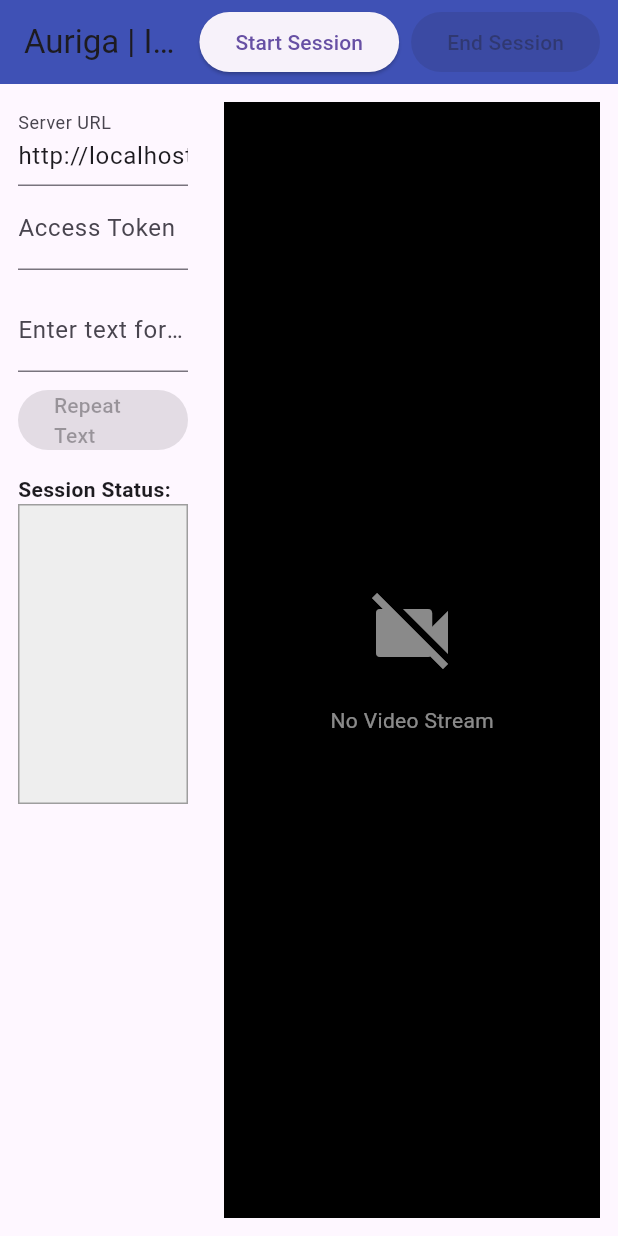
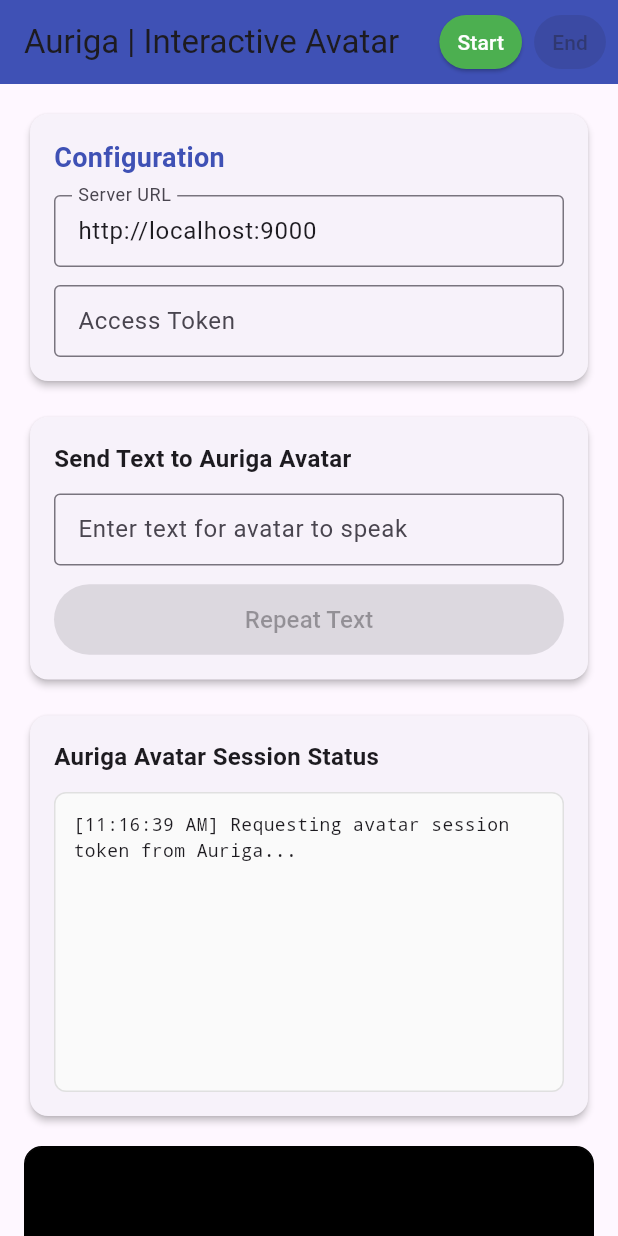
Before and after one commit to sc-saumis/FlutterIosApp, a Flutter app: the screen it shows after launch, on a phone screen of 412 x 824 dp. Run offline on Flutter 3.47's test engine with Material 3 defaults, Android fonts, the phone set to English and light mode, and no system bars; our stand-ins replace webview_flutter; missing offline and left inert: livekit_client.

Commit message:
main.dart is updated for css.

```diff
--- a/lib/main.dart
+++ b/lib/main.dart
@@ -1,23 +1,3 @@
-// import 'package:flutter/material.dart';
-// import 'auriga_screen.dart';
-
-// void main() {
-//   runApp(const AurigaDemoApp());
-// }
-
-// class AurigaDemoApp extends StatelessWidget {
-//   const AurigaDemoApp({super.key});
-
-//   @override
-//   Widget build(BuildContext context) {
-//     return MaterialApp(
-//       debugShowCheckedModeBanner: false,
-//       title: 'Auriga Host App',
-//       home: const AurigaScreen(),
-//     );
-//   }
-// }
-
 import 'dart:convert';
 import 'package:flutter/material.dart';
 import 'package:http/http.dart' as http;
@@ -77,7 +57,7 @@ class _AvatarScreenState extends State<AvatarScreen> {
 
   Future<void> _getSessionToken() async {
     try {
-      _updateStatus("Getting session token...");
+      _updateStatus("Requesting avatar session token from Auriga...");
       final res = await http.post(
         Uri.parse("${serverUrlCtrl.text}/avatar/generate-session-token"),
         headers: {
@@ -89,7 +69,7 @@ class _AvatarScreenState extends State<AvatarScreen> {
       if (res.statusCode == 200) {
         final data = jsonDecode(res.body);
         _sessionToken = data["data"]["token"];
-        _updateStatus("Session token obtained ✅");
+        _updateStatus("Session token received for Auriga avatar!");
       } else {
         _updateStatus("Error getting session token: ${res.statusCode}");
       }
@@ -100,7 +80,7 @@ class _AvatarScreenState extends State<AvatarScreen> {
 
   Future<void> _createNewSession() async {
     if (_sessionToken == null) await _getSessionToken();
-    _updateStatus("Creating new streaming session...");
+    _updateStatus("Creating a new Auriga avatar session...");
     setState(() => _isLoading = true);
 
     try {
@@ -118,16 +98,14 @@ class _AvatarScreenState extends State<AvatarScreen> {
         _sessionId = data["session_id"];
         _livekitUrl = data["url"];
         _livekitToken = data["access_token"];
-        _updateStatus("Session info received ✅");
+        _updateStatus("Session information received for Auriga avatar.");
 
         final room = Room();
-
-        // Create event listener for room events
         _roomListener = room.createListener();
 
-        // ONLY use essential events that definitely exist
         _roomListener!.on<TrackSubscribedEvent>((event) {
-          _updateStatus("TrackSubscribed: ${event.track.kind}");
+          _updateStatus(
+              "Auriga Avatar TrackSubscribed: ${event.track.kind} from ${event.participant.identity}");
           if (event.track is RemoteVideoTrack) {
             setState(() {
               _videoTrack = event.track as RemoteVideoTrack;
@@ -139,7 +117,8 @@ class _AvatarScreenState extends State<AvatarScreen> {
         });
 
         _roomListener!.on<TrackUnsubscribedEvent>((event) {
-          _updateStatus("TrackUnsubscribed: ${event.track.kind}");
+          _updateStatus(
+              "Auriga Avatar TrackUnsubscribed: ${event.track.kind}");
           if (event.track is RemoteVideoTrack) {
             setState(() {
               _videoTrack = null;
@@ -156,9 +135,9 @@ class _AvatarScreenState extends State<AvatarScreen> {
         });
 
         _room = room;
-
         await room.prepareConnection(_livekitUrl!, _livekitToken!);
-        _updateStatus("Room connection prepared ✅");
+        _updateStatus(
+            "Auriga Avatar connection prepared. The Avatar will connect shortly ...");
       } else {
         _updateStatus("Error creating session: ${res.statusCode}");
       }
@@ -173,7 +152,7 @@ class _AvatarScreenState extends State<AvatarScreen> {
       return;
     }
 
-    _updateStatus("Starting streaming session...");
+    _updateStatus("Starting Auriga Avatar Live Session...");
     setState(() => _isLoading = true);
 
     try {
@@ -191,7 +170,8 @@ class _AvatarScreenState extends State<AvatarScreen> {
 
       if (res.statusCode == 200) {
         await _room!.connect(_livekitUrl!, _livekitToken!);
-        _updateStatus("Connected to LiveKit room ✅");
+        _updateStatus("Connected to Auriga LiveKit room ✅");
+        _updateStatus("Playing Auriga avatar media");
       } else {
         _updateStatus("Error starting streaming: ${res.statusCode}");
       }
@@ -222,7 +202,8 @@ class _AvatarScreenState extends State<AvatarScreen> {
       );
 
       if (res.statusCode == 200) {
-        _updateStatus("Sent text ($task): $text");
+        _updateStatus(
+            "Sent text to Auriga Avatar ($task): $text");
       } else {
         _updateStatus("Error sending text: ${res.statusCode}");
       }
@@ -261,7 +242,7 @@ class _AvatarScreenState extends State<AvatarScreen> {
         _videoTrack = null;
         _roomListener = null;
       });
-      _updateStatus("Session closed ✅");
+      _updateStatus("Session closed for Auriga Avatar");
     } catch (e) {
       _updateStatus("Error closing session: $e");
     }
@@ -279,6 +260,9 @@ class _AvatarScreenState extends State<AvatarScreen> {
 
   @override
   Widget build(BuildContext context) {
+    final isPortrait =
+        MediaQuery.of(context).orientation == Orientation.portrait;
+
     return Scaffold(
       appBar: AppBar(
         title: const Text("Auriga | Interactive Avatar"),
@@ -291,11 +275,20 @@ class _AvatarScreenState extends State<AvatarScreen> {
             )
           else
             ElevatedButton(
-              onPressed: _connected ? null : () async {
+              onPressed: _connected
+                  ? null
+                  : () async {
                       await _createNewSession();
                       await _startStreaming();
                     },
-              child: const Text("Start Session"),
+              style: ElevatedButton.styleFrom(
+                backgroundColor: Colors.green,
+                foregroundColor: Colors.white,
+                padding:
+                    const EdgeInsets.symmetric(horizontal: 12, vertical: 8),
+                minimumSize: Size.zero,
+              ),
+              child: const Text("Start", style: TextStyle(fontSize: 14)),
             ),
           const SizedBox(width: 8),
           ElevatedButton(
@@ -303,79 +296,198 @@ class _AvatarScreenState extends State<AvatarScreen> {
             style: ElevatedButton.styleFrom(
               backgroundColor: Colors.red,
               foregroundColor: Colors.white,
+              padding: const EdgeInsets.symmetric(horizontal: 12, vertical: 8),
+              minimumSize: Size.zero,
             ),
-            child: const Text("End Session"),
+            child: const Text("End", style: TextStyle(fontSize: 14)),
           ),
-          const SizedBox(width: 12),
+          const SizedBox(width: 8),
         ],
       ),
-      body: Row(
+      body: isPortrait ? _buildPortraitLayout() : _buildLandscapeLayout(),
+    );
+  }
+
+  Widget _buildPortraitLayout() {
+    return SingleChildScrollView(
+      padding: const EdgeInsets.all(16),
+      child: Column(
         children: [
-          // Left side controls
+          _buildControlsSection(),
+          const SizedBox(height: 16),
+          _buildVideoSection(height: 250, iconSize: 48),
+        ],
+      ),
+    );
+  }
+
+  Widget _buildLandscapeLayout() {
+    return Column(
+      children: [
         Expanded(
           flex: 1,
-            child: ListView(
-              padding: const EdgeInsets.all(12),
+          child: SingleChildScrollView(
+            padding: const EdgeInsets.all(16),
+            child: _buildControlsSection(),
+          ),
+        ),
+        Expanded(
+          flex: 2,
+          child: Padding(
+            padding: const EdgeInsets.all(16),
+            child: _buildVideoSection(iconSize: 64),
+          ),
+        ),
+      ],
+    );
+  }
+
+  Widget _buildVideoSection(
+      {double height = double.infinity, double iconSize = 48}) {
+    return Container(
+      width: double.infinity,
+      height: height == double.infinity ? null : height,
+      decoration: BoxDecoration(
+        border: Border.all(color: Colors.black),
+        color: Colors.black,
+        borderRadius: BorderRadius.circular(12),
+      ),
+      child: _videoTrack != null && _connected
+          ? VideoTrackRenderer(_videoTrack!)
+          : Center(
+              child: Column(
+                mainAxisAlignment: MainAxisAlignment.center,
                 children: [
+                  Icon(Icons.videocam_off, color: Colors.white54, size: iconSize),
+                  const SizedBox(height: 12),
+                  const Text("No Video Stream",
+                      style: TextStyle(color: Colors.white54)),
+                ],
+              ),
+            ),
+    );
+  }
+
+  Widget _buildControlsSection() {
+    return Column(
+      crossAxisAlignment: CrossAxisAlignment.stretch,
+      children: [
+        Card(
+          elevation: 2,
+          child: Padding(
+            padding: const EdgeInsets.all(16),
+            child: Column(
+              crossAxisAlignment: CrossAxisAlignment.start,
+              children: [
+                const Text(
+                  "Configuration",
+                  style: TextStyle(
+                      fontSize: 18,
+                      fontWeight: FontWeight.bold,
+                      color: Colors.indigo),
+                ),
+                const SizedBox(height: 12),
                 TextField(
                   controller: serverUrlCtrl,
-                  decoration: const InputDecoration(labelText: "Server URL"),
+                  decoration: const InputDecoration(
+                    labelText: "Server URL",
+                    border: OutlineInputBorder(),
+                    contentPadding:
+                        EdgeInsets.symmetric(horizontal: 12, vertical: 8),
                   ),
+                ),
+                const SizedBox(height: 12),
                 TextField(
                   controller: tokenCtrl,
-                  decoration: const InputDecoration(labelText: "Access Token"),
+                  decoration: const InputDecoration(
+                    labelText: "Access Token",
+                    border: OutlineInputBorder(),
+                    contentPadding:
+                        EdgeInsets.symmetric(horizontal: 12, vertical: 8),
+                  ),
+                ),
+              ],
+            ),
+          ),
+        ),
+        const SizedBox(height: 16),
+        Card(
+          elevation: 2,
+          child: Padding(
+            padding: const EdgeInsets.all(16),
+            child: Column(
+              crossAxisAlignment: CrossAxisAlignment.start,
+              children: [
+                const Text(
+                  "Send Text to Auriga Avatar",
+                  style: TextStyle(fontSize: 16, fontWeight: FontWeight.bold),
                 ),
                 const SizedBox(height: 12),
                 TextField(
                   controller: taskCtrl,
-                  decoration: const InputDecoration(labelText: "Enter text for avatar"),
+                  decoration: const InputDecoration(
+                    labelText: "Enter text for avatar to speak",
+                    border: OutlineInputBorder(),
+                    contentPadding:
+                        EdgeInsets.symmetric(horizontal: 12, vertical: 8),
                   ),
-                const SizedBox(height: 8),
-                ElevatedButton(
-                  onPressed: _connected ? () => _sendText(taskCtrl.text, task: "repeat") : null,
-                  style: ElevatedButton.styleFrom(backgroundColor: Colors.blue),
-                  child: const Text("Repeat Text"),
                 ),
                 const SizedBox(height: 12),
-                const Text("Session Status:", style: TextStyle(fontWeight: FontWeight.bold)),
-                Container(
-                  height: 200,
-                  padding: const EdgeInsets.all(8),
-                  decoration: BoxDecoration(
-                    border: Border.all(color: Colors.grey),
-                    color: Colors.grey.shade200,
+                SizedBox(
+                  width: double.infinity,
+                  child: ElevatedButton(
+                    onPressed: _connected
+                        ? () => _sendText(taskCtrl.text, task: "repeat")
+                        : null,
+                    style: ElevatedButton.styleFrom(
+                      backgroundColor: Colors.blue,
+                      foregroundColor: Colors.white,
+                      padding: const EdgeInsets.symmetric(vertical: 12),
                     ),
-                  child: SingleChildScrollView(
-                    child: Text(logText, style: const TextStyle(fontSize: 12)),
+                    child: const Text("Repeat Text",
+                        style: TextStyle(fontSize: 16)),
                   ),
-                )
+                ),
               ],
             ),
           ),
-          // Right side video
-          Expanded(
-            flex: 2,
-            child: Container(
-              margin: const EdgeInsets.all(12),
+        ),
+        const SizedBox(height: 16),
+        Card(
+          elevation: 2,
+          child: Padding(
+            padding: const EdgeInsets.all(16),
+            child: Column(
+              crossAxisAlignment: CrossAxisAlignment.start,
+              children: [
+                const Text(
+                  "Auriga Avatar Session Status",
+                  style: TextStyle(fontSize: 16, fontWeight: FontWeight.bold),
+                ),
+                const SizedBox(height: 12),
+                Container(
+                  height: 200,
+                  padding: const EdgeInsets.all(12),
                   decoration: BoxDecoration(
-                border: Border.all(color: Colors.black),
-                color: Colors.black,
+                    border: Border.all(color: Colors.grey.shade300),
+                    color: Colors.grey.shade50,
+                    borderRadius: BorderRadius.circular(8),
                   ),
-              child: _videoTrack != null && _connected
-                  ? VideoTrackRenderer(_videoTrack!)
-                  : const Center(
-                      child: Column(
-                        mainAxisAlignment: MainAxisAlignment.center,
-                        children: [
-                          Icon(Icons.videocam_off, color: Colors.white54, size: 64),
-                          SizedBox(height: 16),
-                          Text("No Video Stream", style: TextStyle(color: Colors.white54)),
-                        ],
-                      )),
+                  child: SingleChildScrollView(
+                    child: Text(
+                      logText.isEmpty
+                          ? "[11:16:39 AM] Requesting avatar session token from Auriga...\n"
+                          : logText,
+                      style: const TextStyle(
+                          fontSize: 12, fontFamily: 'Monospace'),
                     ),
-          )
+                  ),
+                ),
               ],
             ),
+          ),
+        ),
+      ],
     );
   }
 }
```
Lines whose indentation alone changed are shown as unchanged.
